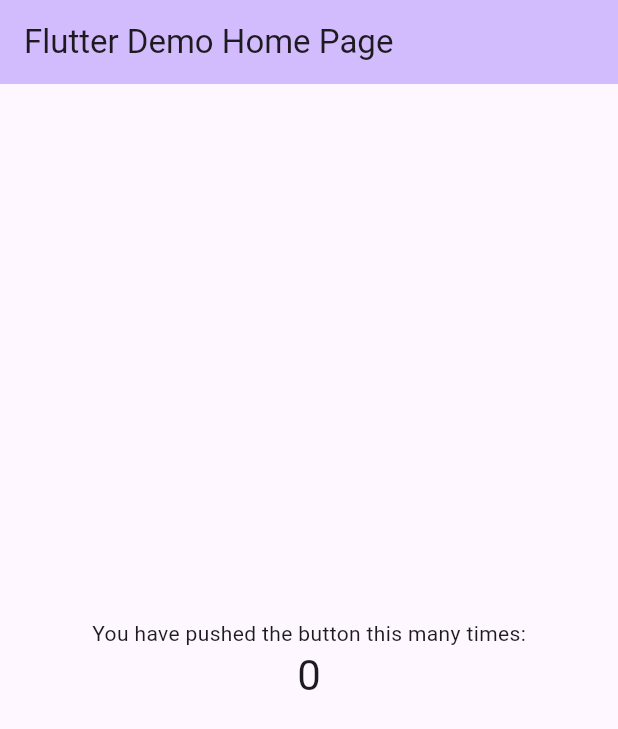
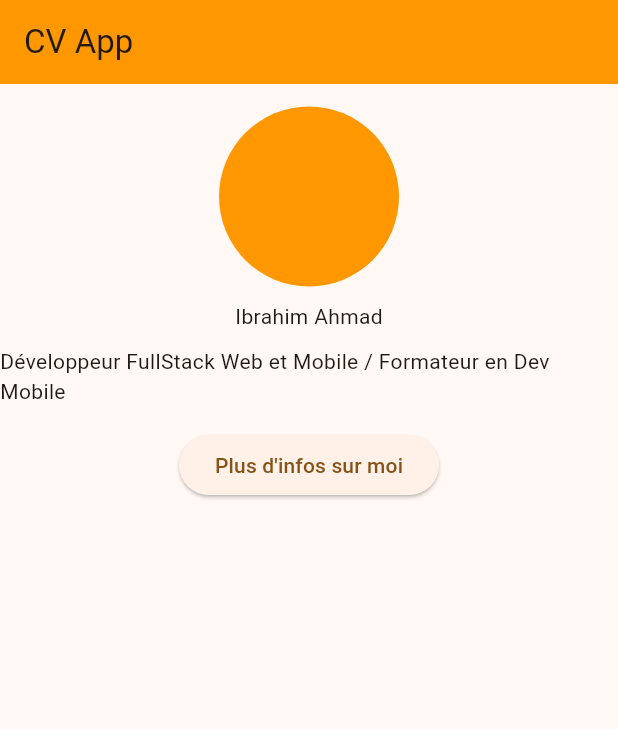
Before and after one commit to feyroozecode/flutter_forward_app1, a Flutter app: the screen it shows after launch, on a phone screen of 412 x 824 dp. Shown: the top 729 px of the screen. Run offline on Flutter 3.47's test engine with Material 3 defaults, Android fonts, the phone set to English and light mode, and no system bars.

Commit message:
first cv app impl

```diff
--- /dev/null
+++ b/lib/home_screen.dart
@@ -0,0 +1,41 @@
+import 'package:flutter/cupertino.dart';
+import 'package:flutter/material.dart';
+
+class HomeScreen extends StatefulWidget {
+  @override
+  createState() => HomeScreenState();
+}
+
+class HomeScreenState extends State<HomeScreen> {
+  @override
+  Widget build(BuildContext context) {
+    return Scaffold(
+        // 1. SCAFFOLD
+        appBar: AppBar(title: Text("CV App"), backgroundColor: Colors.orange),
+        body: Center(
+            child:
+                Column(mainAxisAlignment: MainAxisAlignment.start, children: [
+          const SizedBox(height: 15),
+          // profile
+          const CircleAvatar(radius: 60, backgroundColor: Colors.orange
+              //backgroundImage:
+              ),
+          SizedBox(height: 10),
+          Text("Ibrahim Ahmad"),
+          SizedBox(height: 10),
+
+          const Text(
+              "Développeur FullStack Web et Mobile / Formateur en Dev Mobile"),
+
+          const SizedBox(height: 15),
+          ElevatedButton(
+              onPressed: () {
+                ScaffoldMessenger.of(context).showSnackBar(SnackBar(
+                    duration: Duration(seconds: 5),
+                    content:
+                        Text("Pour plus d'infos visiter mon compte Github ")));
+              },
+              child: Text("Plus d'infos sur moi"))
+        ])));
+  }
+}
--- a/lib/main.dart
+++ b/lib/main.dart
@@ -1,76 +1,24 @@
 import 'package:flutter/material.dart';
+import 'home_screen.dart';
 
 void main() {
   runApp(const MyApp());
 }
 
 class MyApp extends StatelessWidget {
-  const MyApp({super.key});
+  const MyApp(
+      {super.key}); // redefiniton de notre class avec recupreration de params
 
   // This widget is the root of your application.
   @override
   Widget build(BuildContext context) {
     return MaterialApp(
-      title: 'Flutter Demo',
-      theme: ThemeData(
-
-        colorScheme: ColorScheme.fromSeed(seedColor: Colors.deepPurple),
-        useMaterial3: true,
-      ),
-      home: const MyHomePage(title: 'Flutter Demo Home Page'),
-    );
+        debugShowCheckedModeBanner: false,
+        title: 'MY CV APP',
+        theme: ThemeData(
+          colorScheme: ColorScheme.fromSeed(seedColor: Colors.orange),
+          useMaterial3: true,
+        ),
+        home: HomeScreen());
   }
 }
-
-class MyHomePage extends StatefulWidget {
-  const MyHomePage({super.key, required this.title});
-
-
-
-  final String title;
-
-  @override
-  State<MyHomePage> createState() => _MyHomePageState();
-}
-
-class _MyHomePageState extends State<MyHomePage> {
-  int _counter = 0;
-
-  void _incrementCounter() {
-    setState(() {
-
-      _counter++;
-    });
-  }
-
-  @override
-  Widget build(BuildContext context) {
-
-    return Scaffold(
-      appBar: AppBar(
-
-        backgroundColor: Theme.of(context).colorScheme.inversePrimary,
-        // Here we take the value from the MyHomePage object that was created by
-        // the App.build method, and use it to set our appbar title.
-        title: Text(widget.title),
-      ),
-      body: Center(
-        // Center is a layout widget. It takes a single child and positions it
-        // in the middle of the parent.
-        child: Column(
-
-          mainAxisAlignment: MainAxisAlignment.center,
-          children: <Widget>[
-            const Text(
-              'You have pushed the button this many times:',
-            ),
-            Text(
-              '$_counter',
-              style: Theme.of(context).textTheme.headlineMedium,
-            ),
-          ],
-        ),
-      ),
-    );
-  }
-}
--- /dev/null
+++ b/lib/splash_screen.dart
@@ -0,0 +1,14 @@
+import 'package:flutter/cupertino.dart';
+import 'package:flutter/material.dart';
+
+class SplashScreen extends StatefulWidget {
+  @override
+  createState() => SplashState();
+}
+
+class SplashState extends State<SplashScreen> {
+  @override
+  Widget build(BuildContext context) {
+    return Scaffold(body: Center(child: Text("Salut tout le Monde")));
+  }
+}
```
